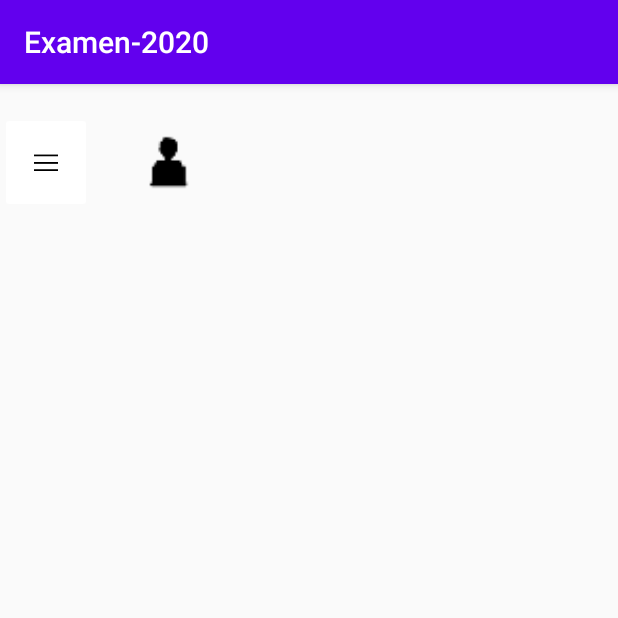
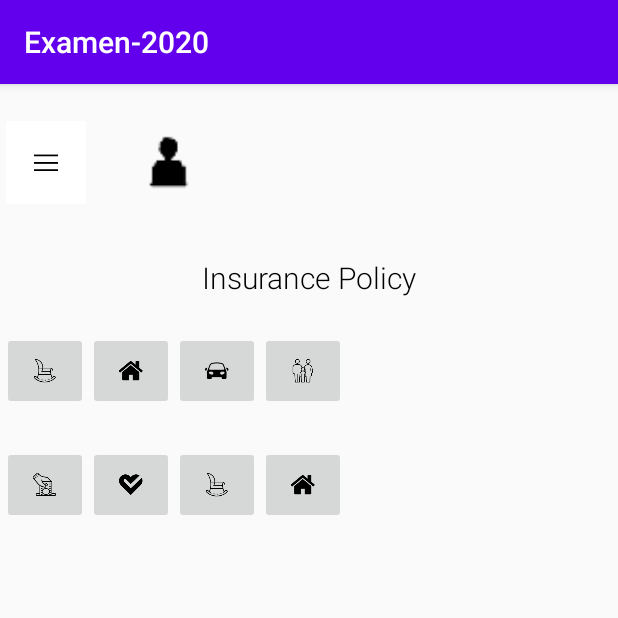
Before and after one commit to DavidBarreiroCabanas/Examen-2020, an Android app: the MainActivity screen opened directly, with no data from a screen before it, on a phone screen of 412 x 824 dp, the top half of it. Run offline under Robolectric (Android 15) with nearby library versions, the phone set to English and light mode, and no system bars.

Commit message:
ADD: titulo

```diff
--- a/app/src/main/res/layout/activity_main.xml
+++ b/app/src/main/res/layout/activity_main.xml
@@ -7,6 +7,7 @@
     tools:context=".MainActivity">
 
     <LinearLayout
+        android:id="@+id/linearLayout"
         android:layout_width="412dp"
         android:layout_height="67dp"
         android:layout_marginBottom="664dp"
@@ -19,7 +20,7 @@
         app:layout_constraintTop_toTopOf="parent">
 
         <ImageButton
-            android:id="@+id/imageButton"
+            android:id="@+id/act_main_btn_menu"
             android:layout_width="0dp"
             android:layout_height="match_parent"
             android:layout_weight="15"
@@ -33,4 +34,101 @@
             android:layout_weight="25"
             android:src="@drawable/ic_user" />
     </LinearLayout>
+
+    <LinearLayout
+        android:id="@+id/linearLayout2"
+        android:layout_width="409dp"
+        android:layout_height="663dp"
+        android:orientation="vertical"
+        android:weightSum="100"
+        app:layout_constraintBottom_toBottomOf="parent"
+        app:layout_constraintEnd_toEndOf="@+id/linearLayout"
+        app:layout_constraintStart_toStartOf="@+id/linearLayout"
+        app:layout_constraintTop_toBottomOf="@+id/linearLayout">
+
+        <TextView
+            android:id="@+id/textView2"
+            style="@style/Titulo"
+            android:layout_width="match_parent"
+            android:layout_height="0dp"
+            android:layout_marginTop="20dp"
+            android:layout_weight="5"
+            android:text="@string/act_main_titulo" />
+
+        <LinearLayout
+            android:layout_width="match_parent"
+            android:layout_height="0dp"
+            android:layout_marginTop="20dp"
+            android:layout_weight="10"
+            android:orientation="horizontal"
+            android:weightSum="100">
+
+            <ImageButton
+                android:id="@+id/act_main_btn_life_team"
+                android:layout_width="wrap_content"
+                android:layout_height="wrap_content"
+                android:layout_weight="1"
+                android:src="@drawable/ic_icons8_rocking_chair_80" />
+
+            <ImageButton
+                android:id="@+id/act_main_btn_casa"
+                android:layout_width="wrap_content"
+                android:layout_height="wrap_content"
+                android:layout_weight="1"
+                android:src="@drawable/ic_casa" />
+
+            <ImageButton
+                android:id="@+id/act_main_btn_vehicle"
+                android:layout_width="wrap_content"
+                android:layout_height="wrap_content"
+                android:layout_weight="1"
+                android:src="@drawable/ic_icons8_car_100" />
+
+            <ImageButton
+                android:id="@+id/act_main_btn_family"
+                android:layout_width="wrap_content"
+                android:layout_height="wrap_content"
+                android:layout_weight="1"
+                android:src="@drawable/ic_icons8_family_100" />
+        </LinearLayout>
+
+        <LinearLayout
+            android:layout_width="match_parent"
+            android:layout_height="0dp"
+            android:layout_marginTop="15dp"
+            android:layout_weight="10"
+            android:orientation="horizontal"
+            android:weightSum="100">
+
+            <ImageButton
+                android:id="@+id/act_main_btn_investiment"
+                android:layout_width="wrap_content"
+                android:layout_height="wrap_content"
+                android:layout_weight="1"
+                android:src="@drawable/ic_icons8_donate_64" />
+
+            <ImageButton
+                android:id="@+id/act_main_btn_health"
+                android:layout_width="wrap_content"
+                android:layout_height="wrap_content"
+                android:layout_weight="1"
+                android:src="@drawable/ic_icons8_heart_health_100" />
+
+            <ImageButton
+                android:id="@+id/act_main_btn_retirement"
+                android:layout_width="wrap_content"
+                android:layout_height="wrap_content"
+                android:layout_weight="1"
+                android:src="@drawable/ic_icons8_rocking_chair_80" />
+
+            <ImageButton
+                android:id="@+id/act_main_btn_travel"
+                android:layout_width="wrap_content"
+                android:layout_height="wrap_content"
+                android:layout_weight="1"
+                android:src="@drawable/ic_casa" />
+        </LinearLayout>
+
+    </LinearLayout>
+
 </androidx.constraintlayout.widget.ConstraintLayout>
--- a/app/src/main/res/values/colors.xml
+++ b/app/src/main/res/values/colors.xml
@@ -3,4 +3,5 @@
     <color name="colorPrimary">#6200EE</color>
     <color name="colorPrimaryDark">#3700B3</color>
     <color name="colorAccent">#03DAC5</color>
+    <color name="negro">#000000</color>
 </resources>
--- a/app/src/main/res/values/strings.xml
+++ b/app/src/main/res/values/strings.xml
@@ -1,3 +1,4 @@
 <resources>
     <string name="app_name">Examen-2020</string>
+    <string name="act_main_titulo">Insurance Policy</string>
 </resources>
--- a/app/src/main/res/values/styles.xml
+++ b/app/src/main/res/values/styles.xml
@@ -7,4 +7,12 @@
         <item name="colorAccent">@color/colorAccent</item>
     </style>
 
+    <style name="Titulo" parent="android:Widget.TextView">
+        <item name="fontFamily">sans-serif-light</item>
+        <item name="android:lineSpacingExtra">20sp</item>
+        <item name="android:textAlignment">center</item>
+        <item name="android:textColor">@color/negro</item>
+        <item name="android:textSize">20sp</item>
+    </style>
+
 </resources>
```
